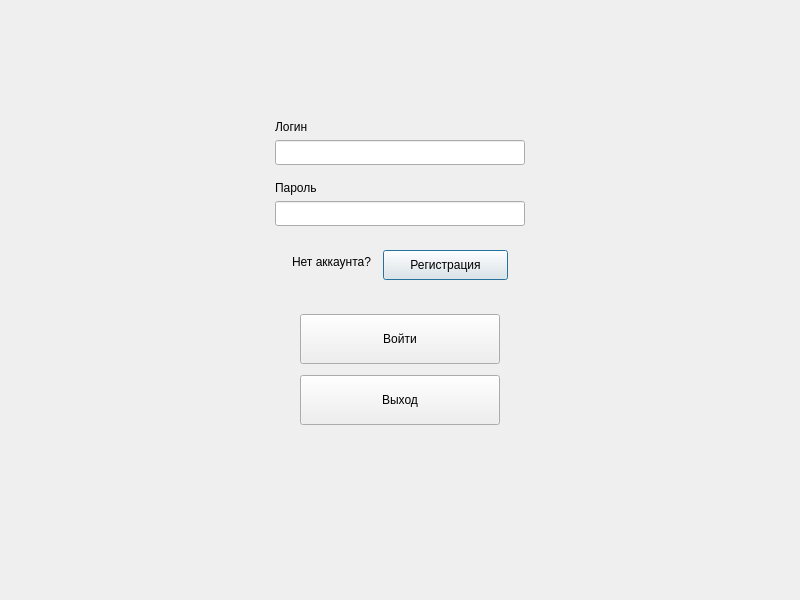
This is loginwindow.ui in icspero/3-semester-CourseWork_Client as Qt 5 draws it before an edit. The edited form follows.
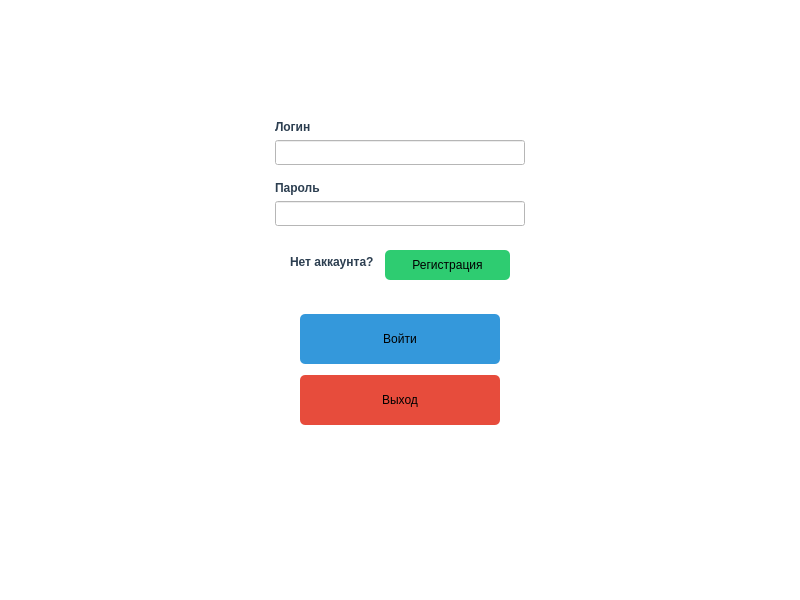
This is the edited form.

Patch:
```diff
--- a/loginwindow.ui
+++ b/loginwindow.ui
@@ -13,6 +13,9 @@
   <property name="windowTitle">
    <string>Вход</string>
   </property>
+  <property name="styleSheet">
+   <string notr="true">background-color: #ffffff;</string>
+  </property>
   <layout class="QVBoxLayout" name="verticalLayout">
    <item>
     <spacer name="verticalSpacer">
@@ -38,11 +41,15 @@
         <property name="font">
          <font>
           <italic>false</italic>
-          <bold>false</bold>
+          <bold>true</bold>
           <underline>false</underline>
           <strikeout>false</strikeout>
          </font>
         </property>
+        <property name="styleSheet">
+         <string notr="true">color: #2c3e50;
+font-weight: bold;</string>
+        </property>
         <property name="text">
          <string>Логин</string>
         </property>
@@ -82,6 +89,10 @@
       </item>
       <item>
        <widget class="QLabel" name="passwordLabel">
+        <property name="styleSheet">
+         <string notr="true">color: #2c3e50;
+font-weight: bold;</string>
+        </property>
         <property name="text">
          <string>Пароль</string>
         </property>
@@ -122,6 +133,10 @@
         </property>
         <item row="2" column="0">
          <widget class="QLabel" name="label">
+          <property name="styleSheet">
+           <string notr="true">color: #2c3e50;
+font-weight: bold;</string>
+          </property>
           <property name="text">
            <string>Нет аккаунта?   </string>
           </property>
@@ -135,6 +150,17 @@
             <height>30</height>
            </size>
           </property>
+          <property name="styleSheet">
+           <string notr="true">QPushButton {
+    background-color: #2ecc71;
+    color: black;              
+    border-radius: 5px;
+}
+QPushButton:hover {
+    background-color: #27ae60;
+}
+</string>
+          </property>
           <property name="text">
            <string>Регистрация</string>
           </property>
@@ -178,6 +204,16 @@
           <height>50</height>
          </size>
         </property>
+        <property name="styleSheet">
+         <string notr="true">QPushButton {
+    background-color: #3498db; 
+    color: black;           
+    border-radius: 5px;
+}
+QPushButton:hover {
+    background-color: #2980b9;
+}</string>
+        </property>
         <property name="text">
          <string>Войти</string>
         </property>
@@ -213,6 +249,16 @@
           <height>50</height>
          </size>
         </property>
+        <property name="styleSheet">
+         <string notr="true">QPushButton {
+    background-color: #e74c3c; 
+    color: black;               
+    border-radius: 5px;      
+}
+QPushButton:hover {
+    background-color: #c0392b; 
+}</string>
+        </property>
         <property name="text">
          <string>Выход</string>
         </property>
```
Left out of the diff: 6 changed lines with no effect on the pictures.
